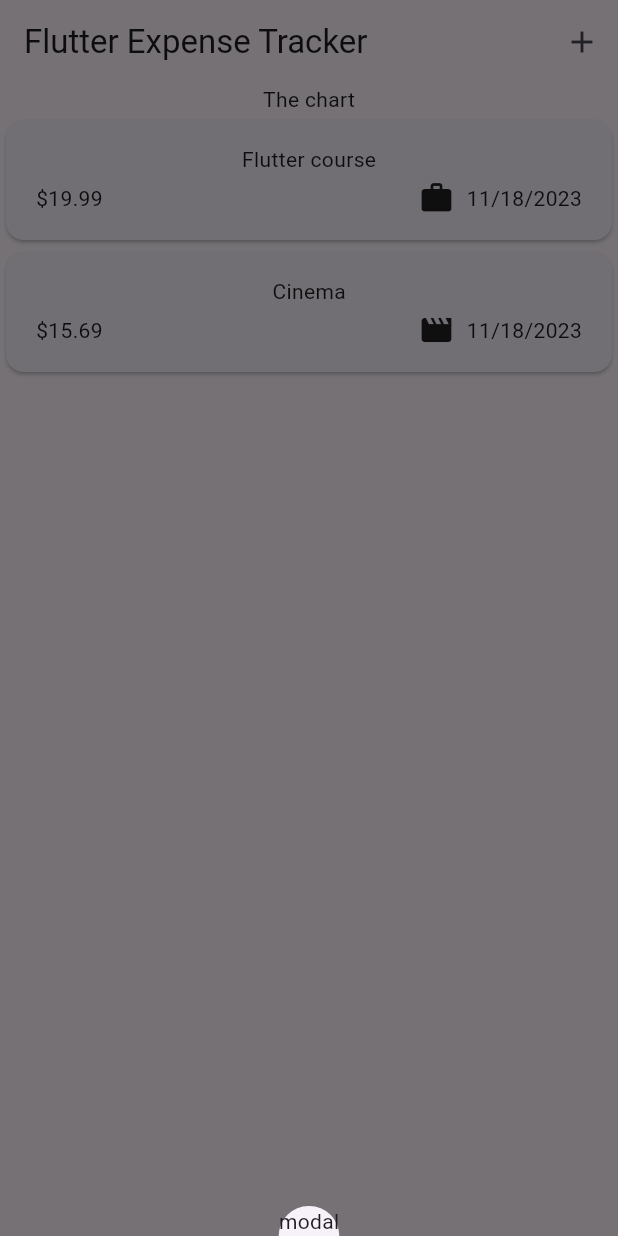
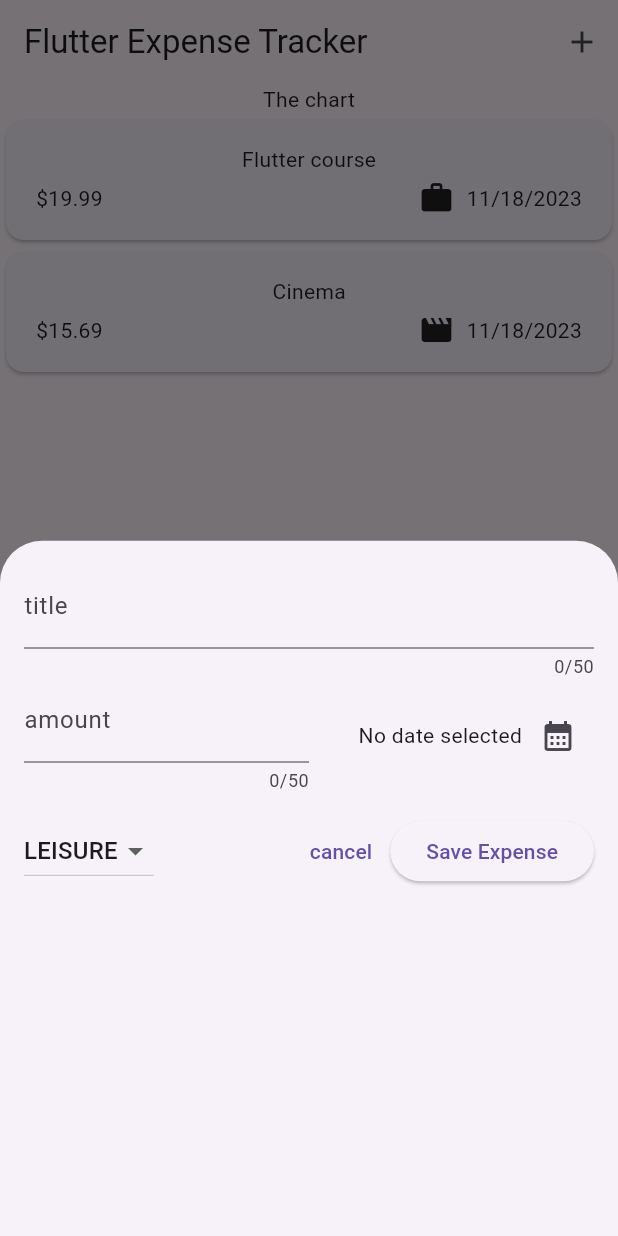
Before and after one commit to aliyeganehfard/expense_tracker, a Flutter app: the screen it shows after launch, after a tap on the "add" icon, on a phone screen of 412 x 824 dp. Run offline on Flutter 3.47's test engine with Material 2 defaults, Android fonts, the phone set to English and light mode, and no system bars.

Commit message:
add expenses modal

```diff
--- a/lib/widgets/expenses.dart
+++ b/lib/widgets/expenses.dart
@@ -1,4 +1,5 @@
 import 'package:expense_tracker/widgets/expenses_list/expenses_list.dart';
+import 'package:expense_tracker/widgets/new_expense.dart';
 import 'package:flutter/material.dart';
 
 import '../model/expose.dart';
@@ -26,8 +27,11 @@ class _ExpensesState extends State<Expenses> {
         category: Category.leisure)
   ];
 
-  void _openAddExpenseOverlay(){
-    showModalBottomSheet(context: context, builder: (ctx) => const Text('modal'));
+  void _openAddExpenseOverlay() {
+    showModalBottomSheet(
+      context: context,
+      builder: (ctx) => const NewExpense(),
+    );
   }
 
   @override
--- /dev/null
+++ b/lib/widgets/new_expense.dart
@@ -0,0 +1,123 @@
+import 'package:expense_tracker/model/expose.dart';
+import 'package:flutter/material.dart';
+
+class NewExpense extends StatefulWidget {
+  const NewExpense({super.key});
+
+  @override
+  State<NewExpense> createState() {
+    return _NewExpenseState();
+  }
+}
+
+class _NewExpenseState extends State<NewExpense> {
+  final _titleController = TextEditingController();
+  final _amountController = TextEditingController();
+  DateTime? _selectedDate;
+  Category _selectedCategory = Category.leisure;
+
+  void _presentDatePicker() async {
+    final now = DateTime.now();
+    final firstDate = DateTime(now.year - 1, now.month, now.day);
+    final pickedDate = await showDatePicker(
+      context: context,
+      initialDate: now,
+      firstDate: firstDate,
+      lastDate: now,
+    );
+    setState(() {
+      _selectedDate = pickedDate;
+    });
+  }
+
+  @override
+  void dispose() {
+    _titleController.dispose();
+    _amountController.dispose();
+    super.dispose();
+  }
+
+  @override
+  Widget build(BuildContext context) {
+    return Padding(
+      padding: const EdgeInsets.all(16),
+      child: Column(
+        children: [
+          TextField(
+            controller: _titleController,
+            maxLength: 50,
+            decoration: const InputDecoration(
+              label: Text('title'),
+            ),
+          ),
+          Row(
+            children: [
+              Expanded(
+                child: TextField(
+                  controller: _amountController,
+                  keyboardType: TextInputType.number,
+                  maxLength: 50,
+                  decoration: const InputDecoration(
+                    prefix: Text('\$ '),
+                    label: Text('amount'),
+                  ),
+                ),
+              ),
+              Expanded(
+                child: Row(
+                  mainAxisAlignment: MainAxisAlignment.end,
+                  crossAxisAlignment: CrossAxisAlignment.center,
+                  children: [
+                    Text(_selectedDate == null
+                        ? 'No date selected'
+                        : formatter.format(_selectedDate!)),
+                    IconButton(
+                      onPressed: _presentDatePicker,
+                      icon: const Icon(Icons.calendar_month),
+                    ),
+                  ],
+                ),
+              ),
+            ],
+          ),
+          const SizedBox(height: 15,),
+          Row(
+            children: [
+              DropdownButton(
+                  value: _selectedCategory,
+                  items: Category.values
+                      .map(
+                        (category) => DropdownMenuItem(
+                          value: category,
+                          child: Text(
+                            category.name.toUpperCase(),
+                          ),
+                        ),
+                      )
+                      .toList(),
+                  onChanged: (value) {
+                    setState(() {
+                      _selectedCategory = value!;
+                    });
+                  }),
+              const Spacer(),
+              TextButton(
+                onPressed: () {
+                  Navigator.pop(context);
+                },
+                child: const Text('cancel'),
+              ),
+              ElevatedButton(
+                onPressed: () {
+                  print(_titleController.text);
+                  print(_amountController.text);
+                },
+                child: const Text('Save Expense'),
+              ),
+            ],
+          ),
+        ],
+      ),
+    );
+  }
+}
```
